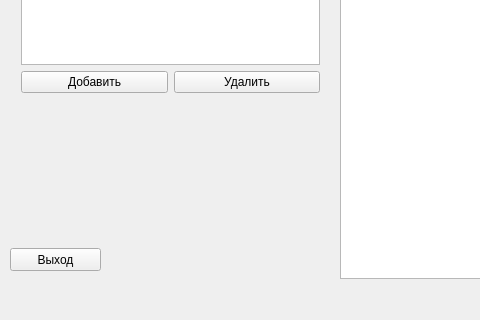
First picture: the form in S_10_Diploma/mainwindow.ui, repository Dimonderus/Project_Diploma, before the edit; both pictures show x 0 to 480 and y 449 to 769 of the 918 by 769 pixel window.
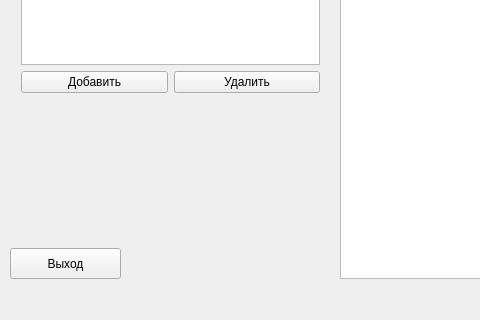
Second picture: the form after the edit. Icons and pictures are not drawn.

The edit to the form file:
```diff
--- a/S_10_Diploma/mainwindow.ui
+++ b/S_10_Diploma/mainwindow.ui
@@ -15,7 +15,19 @@
   </property>
   <property name="windowIcon">
    <iconset resource="resource.qrc">
-    <normaloff>:/logo/logo/icon.png</normaloff>:/logo/logo/icon.png</iconset>
+    <normaloff>:/icon/logo/icon.png</normaloff>:/icon/logo/icon.png</iconset>
+  </property>
+  <property name="windowOpacity">
+   <double>1.000000000000000</double>
+  </property>
+  <property name="iconSize">
+   <size>
+    <width>24</width>
+    <height>24</height>
+   </size>
+  </property>
+  <property name="toolButtonStyle">
+   <enum>Qt::ToolButtonFollowStyle</enum>
   </property>
   <property name="documentMode">
    <bool>false</bool>
@@ -36,15 +48,15 @@
      <rect>
       <x>10</x>
       <y>680</y>
-      <width>91</width>
-      <height>23</height>
+      <width>111</width>
+      <height>31</height>
      </rect>
     </property>
     <property name="text">
      <string>Выход</string>
     </property>
    </widget>
-   <widget class="QWidget" name="">
+   <widget class="QWidget" name="layoutWidget">
     <property name="geometry">
      <rect>
       <x>10</x>
@@ -107,7 +119,7 @@
      </item>
     </layout>
    </widget>
-   <widget class="QWidget" name="">
+   <widget class="QWidget" name="layoutWidget">
     <property name="geometry">
      <rect>
       <x>10</x>
```
Left out of the diff: 4 changed lines with no effect on the pictures.
